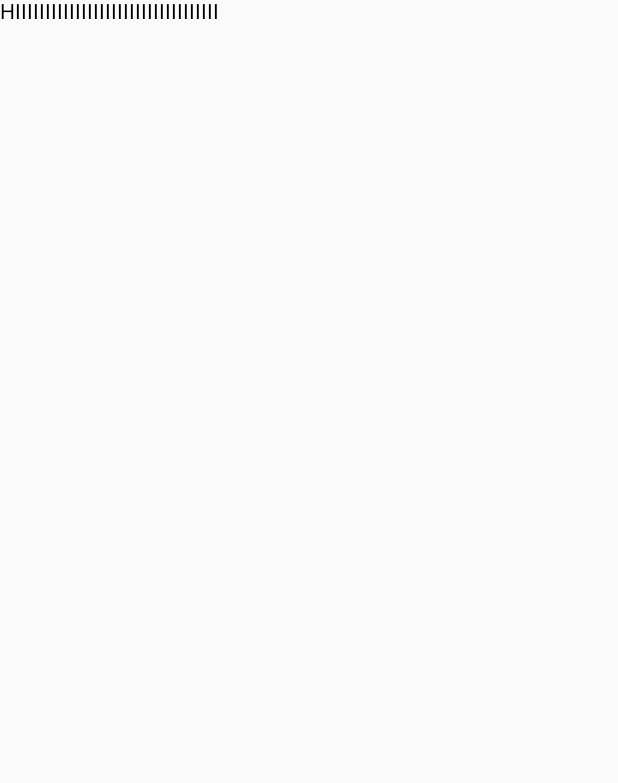
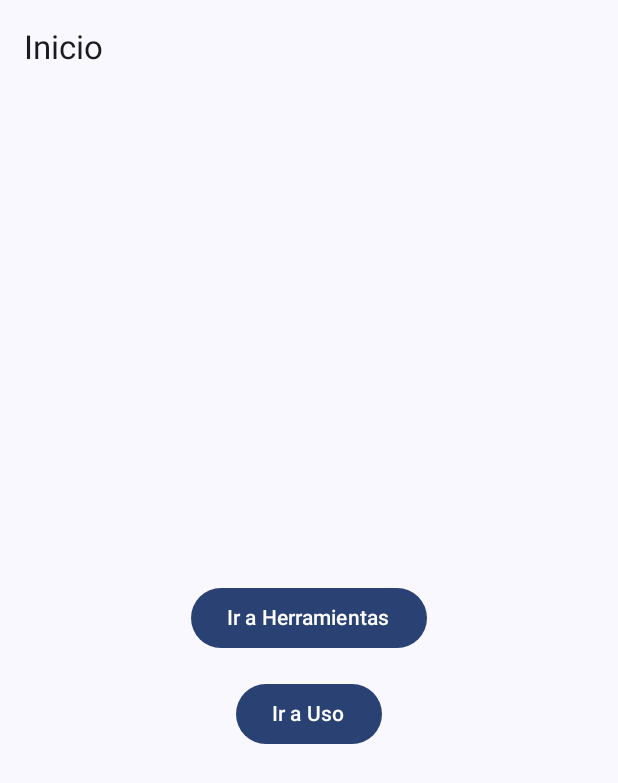
Before and after one commit to CarizaCarlos/ReclaimYourAttention, an Android app built with Jetpack Compose: the screen it shows after launch (MainActivity), on a phone screen of 412 x 824 dp. Shown: the top 783 px of the screen. Run offline under Robolectric (Android 15) with nearby library versions, the phone set to English and light mode, and no system bars.

Commit message:
Main Screens and Basic Navigation Added

```diff
--- a/app/build.gradle.kts
+++ b/app/build.gradle.kts
@@ -49,6 +49,7 @@ dependencies {
     implementation(libs.androidx.ui.graphics)
     implementation(libs.androidx.ui.tooling.preview)
     implementation(libs.androidx.material3)
+    implementation(libs.androidx.navigation.compose)
     testImplementation(libs.junit)
     androidTestImplementation(libs.androidx.junit)
     androidTestImplementation(libs.androidx.espresso.core)
--- a/app/src/main/java/com/reclaimyourattention/MainActivity.kt
+++ b/app/src/main/java/com/reclaimyourattention/MainActivity.kt
@@ -4,13 +4,16 @@ import android.os.Bundle
 import androidx.activity.ComponentActivity
 import androidx.activity.compose.setContent
 import androidx.activity.enableEdgeToEdge
-import androidx.compose.foundation.layout.fillMaxSize
-import androidx.compose.foundation.layout.padding
-import androidx.compose.material3.Scaffold
 import androidx.compose.material3.Text
 import androidx.compose.runtime.Composable
 import androidx.compose.ui.Modifier
 import androidx.compose.ui.tooling.preview.Preview
+import androidx.navigation.compose.NavHost
+import androidx.navigation.compose.composable
+import androidx.navigation.compose.rememberNavController
+import com.reclaimyourattention.ui.MainScreen
+import com.reclaimyourattention.ui.ToolsScreen
+import com.reclaimyourattention.ui.UsageScreen
 import com.reclaimyourattention.ui.theme.ReclaimYourAttentionTheme
 
 class MainActivity : ComponentActivity() {
@@ -18,7 +21,14 @@ class MainActivity : ComponentActivity() {
         super.onCreate(savedInstanceState)
         enableEdgeToEdge()
         setContent {
-            Text("HIIIIIIIIIIIIIIIIIIIIIIIIIIIIIIIIII")
+            ReclaimYourAttentionTheme {
+                val navController = rememberNavController()
+                NavHost(navController = navController, startDestination = "main") {
+                    composable("main") { MainScreen(navController) }
+                    composable("tools") { ToolsScreen(navController) }
+                    composable("usage") { UsageScreen(navController) }
+                }
+            }
         }
     }
 }
--- /dev/null
+++ b/app/src/main/java/com/reclaimyourattention/ui/MainScreen.kt
@@ -0,0 +1,42 @@
+package com.reclaimyourattention.ui
+
+import androidx.compose.foundation.layout.Arrangement
+import androidx.compose.foundation.layout.Column
+import androidx.compose.foundation.layout.Spacer
+import androidx.compose.foundation.layout.fillMaxSize
+import androidx.compose.foundation.layout.height
+import androidx.compose.foundation.layout.padding
+import androidx.compose.material3.Button
+import androidx.compose.material3.ExperimentalMaterial3Api
+import androidx.compose.material3.Scaffold
+import androidx.compose.material3.Text
+import androidx.compose.material3.TopAppBar
+import androidx.compose.runtime.Composable
+import androidx.compose.ui.Alignment
+import androidx.navigation.NavController
+import androidx.compose.ui.Modifier
+import androidx.compose.ui.unit.dp
+
+@OptIn(ExperimentalMaterial3Api::class)
+@Composable
+fun MainScreen(navController: NavController) {
+    Scaffold(
+        topBar = { TopAppBar(title = { Text("Inicio") }) }
+    ) { paddingValues ->
+        Column(
+            modifier = Modifier
+                .fillMaxSize()
+                .padding(paddingValues),
+            horizontalAlignment = Alignment.CenterHorizontally,
+            verticalArrangement = Arrangement.Center
+        ) {
+            Button(onClick = { navController.navigate("tools") }) {
+                Text("Ir a Herramientas")
+            }
+            Spacer(modifier = Modifier.height(16.dp))
+            Button(onClick = { navController.navigate("usage") }) {
+                Text("Ir a Uso")
+            }
+        }
+    }
+}
--- a/gradle/libs.versions.toml
+++ b/gradle/libs.versions.toml
@@ -8,6 +8,7 @@ espressoCore = "3.5.1"
 lifecycleRuntimeKtx = "2.6.1"
 activityCompose = "1.8.0"
 composeBom = "2024.04.01"
+navigationCompose = "2.8.7"
 
 [libraries]
 androidx-core-ktx = { group = "androidx.core", name = "core-ktx", version.ref = "coreKtx" }
@@ -24,6 +25,7 @@ androidx-ui-tooling-preview = { group = "androidx.compose.ui", name = "ui-toolin
 androidx-ui-test-manifest = { group = "androidx.compose.ui", name = "ui-test-manifest" }
 androidx-ui-test-junit4 = { group = "androidx.compose.ui", name = "ui-test-junit4" }
 androidx-material3 = { group = "androidx.compose.material3", name = "material3" }
+androidx-navigation-compose = { group = "androidx.navigation", name = "navigation-compose", version.ref = "navigationCompose" }
 
 [plugins]
 android-application = { id = "com.android.application", version.ref = "agp" }
```
Also changed, not shown: app/src/main/java/com/reclaimyourattention/ui/ToolsScreen.kt (added, +42 -0 lines), app/src/main/java/com/reclaimyourattention/ui/UsageScreen.kt (added, +42 -0 lines).
